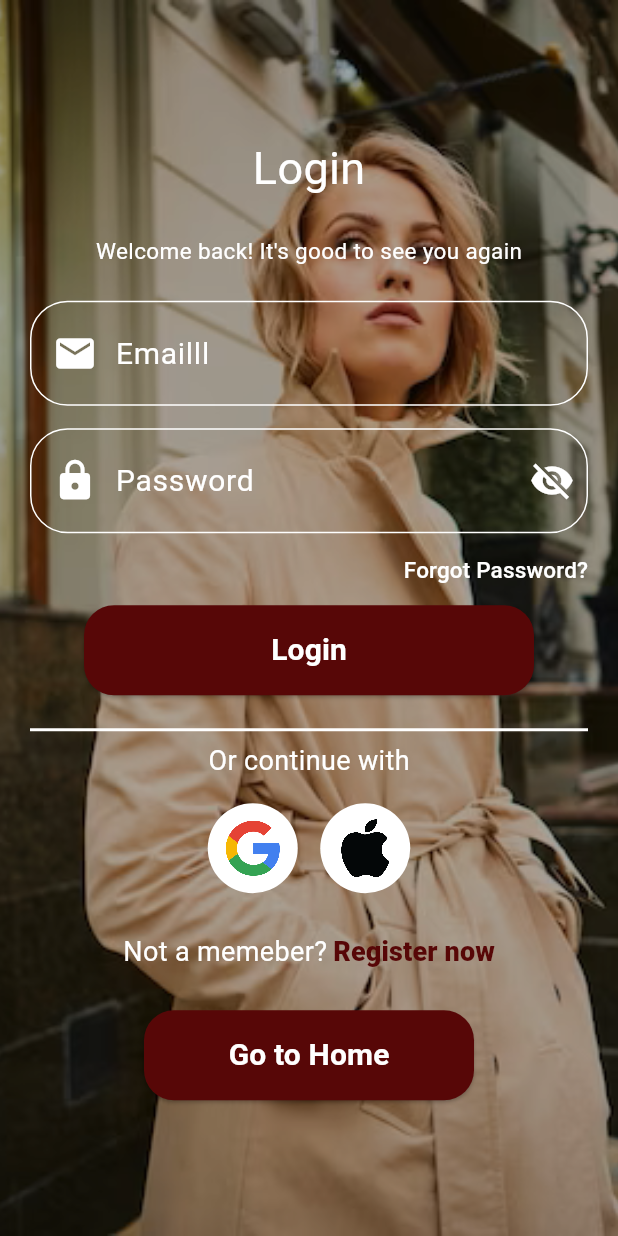
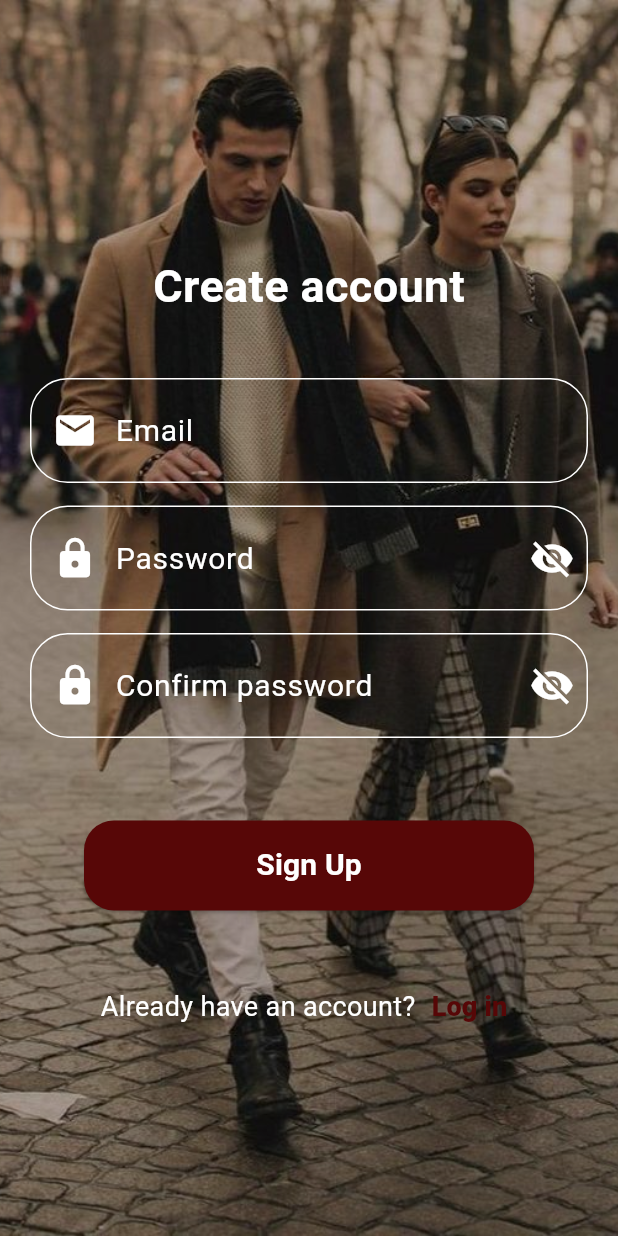
Before and after one commit to Salimer/Fashion-app, a Flutter app: the screen it shows after launch, on a phone screen of 412 x 824 dp. Run offline on Flutter 3.47's test engine with Material 3 defaults, Android fonts, the phone set to English and light mode, and no system bars.

Commit message:
Add Create account page

```diff
--- a/lib/features/login/presentation/widgets/login_text_field_widget.dart
+++ b/lib/core/widgets/form_text_field_widget.dart
@@ -1,17 +1,17 @@
 import 'package:flutter/material.dart';
 
-class LoginTextFieldWidget extends StatefulWidget {
+class FormTextFieldWidget extends StatefulWidget {
   final String inputPlaceholder;
   final Widget? firstIcon;
   final Widget? secondIcon;
 
-  const LoginTextFieldWidget({super.key, required this.inputPlaceholder, this.firstIcon, this.secondIcon});
+  const FormTextFieldWidget({super.key, required this.inputPlaceholder, this.firstIcon, this.secondIcon});
 
   @override
-  State<LoginTextFieldWidget> createState() => _LoginTextFieldWidgetState();
+  State<FormTextFieldWidget> createState() => _FormTextFieldWidgetState();
 }
 
-class _LoginTextFieldWidgetState extends State<LoginTextFieldWidget> {
+class _FormTextFieldWidgetState extends State<FormTextFieldWidget> {
   @override
   Widget build(BuildContext context) {
     return TextField(
--- a/lib/features/login/presentation/views/login_view.dart
+++ b/lib/features/login/presentation/views/login_view.dart
@@ -1,5 +1,5 @@
 import 'package:fashion_app/core/constants/colors.dart';
-import 'package:fashion_app/features/login/presentation/widgets/login_text_field_widget.dart';
+import 'package:fashion_app/core/widgets/form_text_field_widget.dart';
 import 'package:flutter/material.dart';
 import 'package:fashion_app/gen/assets.gen.dart';
 
@@ -46,8 +46,8 @@ class LoginView extends StatelessWidget {
                         ),
                       ),
                       SizedBox(height: columnGap),
-                      LoginTextFieldWidget(
-                        inputPlaceholder: 'Emailll',
+                      FormTextFieldWidget(
+                        inputPlaceholder: 'Email',
                         firstIcon: Icon(
                           Icons.mail,
                           color: Colors.white,
@@ -56,7 +56,7 @@ class LoginView extends StatelessWidget {
                         secondIcon: null,
                       ),
                       SizedBox(height: columnGap),
-                      LoginTextFieldWidget(
+                      FormTextFieldWidget(
                         inputPlaceholder: 'Password',
                         firstIcon: Icon(
                           Icons.lock,
--- /dev/null
+++ b/lib/features/sign_up/presentation/views/sign_up_view.dart
@@ -0,0 +1,121 @@
+import 'package:fashion_app/core/constants/colors.dart';
+import 'package:fashion_app/core/widgets/form_text_field_widget.dart';
+import 'package:flutter/material.dart';
+import 'package:fashion_app/gen/assets.gen.dart';
+
+class SignUpView extends StatelessWidget {
+  const SignUpView({super.key});
+
+  @override
+  Widget build(BuildContext context) {
+    const double columnGap = 15;
+    return Scaffold(
+        body: Stack(
+      children: [
+        Assets.images.signUpBack.image(
+          fit: BoxFit.cover,
+          height: double.infinity,
+        ),
+        Padding(
+          padding: EdgeInsets.all(20),
+          child: Column(
+            mainAxisAlignment: MainAxisAlignment.center,
+            crossAxisAlignment: CrossAxisAlignment.center,
+            children: [
+              Padding(
+                padding: const EdgeInsets.symmetric(vertical: 40),
+                child: Text(
+                  'Create account',
+                  style: TextStyle(
+                      color: Colors.white,
+                      fontSize: 30,
+                      fontWeight: FontWeight.w600),
+                ),
+              ),
+              FormTextFieldWidget(
+                inputPlaceholder: 'Email',
+                firstIcon: Icon(
+                  Icons.mail,
+                  color: Colors.white,
+                  size: 30,
+                ),
+                secondIcon: null,
+              ),
+              SizedBox(height: columnGap),
+              FormTextFieldWidget(
+                inputPlaceholder: 'Password',
+                firstIcon: Icon(
+                  Icons.lock,
+                  color: Colors.white,
+                  size: 30,
+                ),
+                secondIcon: Icon(
+                  Icons.visibility_off,
+                  color: Colors.white,
+                  size: 30,
+                ),
+              ),
+              SizedBox(height: columnGap),
+              FormTextFieldWidget(
+                inputPlaceholder: 'Confirm password',
+                firstIcon: Icon(
+                  Icons.lock,
+                  color: Colors.white,
+                  size: 30,
+                ),
+                secondIcon: Icon(
+                  Icons.visibility_off,
+                  color: Colors.white,
+                  size: 30,
+                ),
+              ),
+              SizedBox(height: columnGap),
+              Padding(
+                padding: const EdgeInsets.symmetric(vertical: 40),
+                child: ElevatedButton(
+                  onPressed: () {},
+                  style: ElevatedButton.styleFrom(minimumSize: Size(300, 60)),
+                  child: Text(
+                    'Sign Up',
+                    style: TextStyle(
+                      color: Colors.white,
+                      fontSize: 20,
+                      fontWeight: FontWeight.w700,
+                    ),
+                  ),
+                ),
+              ),
+              Row(
+                mainAxisAlignment: MainAxisAlignment.center,
+                children: [
+                  Text(
+                    'Already have an account?',
+                    style: TextStyle(
+                      color: Colors.white,
+                      fontSize: 18,
+                    ),
+                  ),
+                  SizedBox(width: 4),
+                  TextButton(
+                    style: ButtonStyle(
+                      padding: MaterialStateProperty.all(EdgeInsets.zero),
+                    ),
+                    onPressed: () {},
+                    child: Text(
+                      'Log in',
+                      style: TextStyle(
+                        color: redButton,
+                        fontSize: 18,
+                        fontWeight: FontWeight.w800,
+                      ),
+                    ),
+                  ),
+                ],
+              ),
+            ],
+          ),
+        )
+      ],
+    ));
+  }
+}
--- a/lib/gen/assets.gen.dart
+++ b/lib/gen/assets.gen.dart
@@ -26,9 +26,6 @@ class $AssetsImagesGen {
 
   /// File path: assets/images/backk.png
   AssetGenImage get backk => const AssetGenImage('assets/images/backk.png');
-
-  /// File path: assets/images/backkk.png
-  AssetGenImage get backkk => const AssetGenImage('assets/images/backkk.png');
 
   /// File path: assets/images/backkkk.png
   AssetGenImage get backkkk => const AssetGenImage('assets/images/backkkk.png');
@@ -114,6 +111,10 @@ class $AssetsImagesGen {
   /// File path: assets/images/mobile.png
   AssetGenImage get mobile => const AssetGenImage('assets/images/mobile.png');
 
+  /// File path: assets/images/signUpBack.png
+  AssetGenImage get signUpBack =>
+      const AssetGenImage('assets/images/signUpBack.png');
+
   /// File path: assets/images/splashBack.png
   AssetGenImage get splashBack =>
       const AssetGenImage('assets/images/splashBack.png');
@@ -128,7 +129,6 @@ class $AssetsImagesGen {
         apple,
         backcc,
         backk,
-        backkk,
         backkkk,
         backkkkk,
         bb,
@@ -156,6 +156,7 @@ class $AssetsImagesGen {
         login,
         loginBack,
         mobile,
+        signUpBack,
         splashBack,
         underc
       ];
--- a/lib/main.dart
+++ b/lib/main.dart
@@ -1,5 +1,6 @@
 import 'package:fashion_app/core/constants/colors.dart';
 import 'package:fashion_app/features/login/presentation/views/login_view.dart';
+import 'package:fashion_app/features/sign_up/presentation/views/sign_up_view.dart';
 import 'package:fashion_app/features/splash/presentation/views/splash_view.dart';
 import 'package:flutter/material.dart';
 
@@ -27,7 +28,7 @@ class MyApp extends StatelessWidget {
           ),
         ),
       ),
-      home: LoginView()
+      home: SignUpView()
     );
   }
 }
```
Also changed, not shown: assets/images/signUpBack.png (renamed from assets/images/backkk.png).
